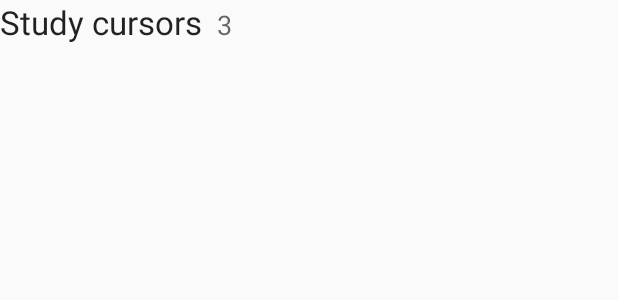
After one commit to sfasser/Durability, an Android app: the layout myproducts.xml on its own in the app's theme, with its tools: preview values and no code run, on a phone screen of 412 x 824 dp. The commit adds this screen. Shown: the top 300 px of the screen. Run offline under Robolectric (Android 15) with nearby library versions, the phone set to English and light mode, and no system bars.

Commit message:
12.05.17 21.50

```diff
--- /dev/null
+++ b/app/src/main/res/layout/myproducts.xml
@@ -0,0 +1,19 @@
+<?xml version="1.0" encoding="utf-8"?>
+<LinearLayout xmlns:android="http://schemas.android.com/apk/res/android"
+    android:layout_width="match_parent"
+    android:layout_height="match_parent"
+    android:orientation="horizontal" >
+    <TextView
+        android:id="@+id/tvBody"
+        android:layout_width="wrap_content"
+        android:layout_height="wrap_content"
+        android:text="Study cursors"
+        android:textAppearance="?android:attr/textAppearanceLarge" />
+    <TextView
+        android:id="@+id/tvPriority"
+        android:layout_width="wrap_content"
+        android:layout_height="wrap_content"
+        android:layout_marginLeft="10dp"
+        android:text="3"
+        android:textAppearance="?android:attr/textAppearanceMedium" />
+</LinearLayout>
```
Also changed, not shown: app/src/main/java/ch/hslu/durability/mobpro/durability/MainActivity.java (+65 -16 lines).
